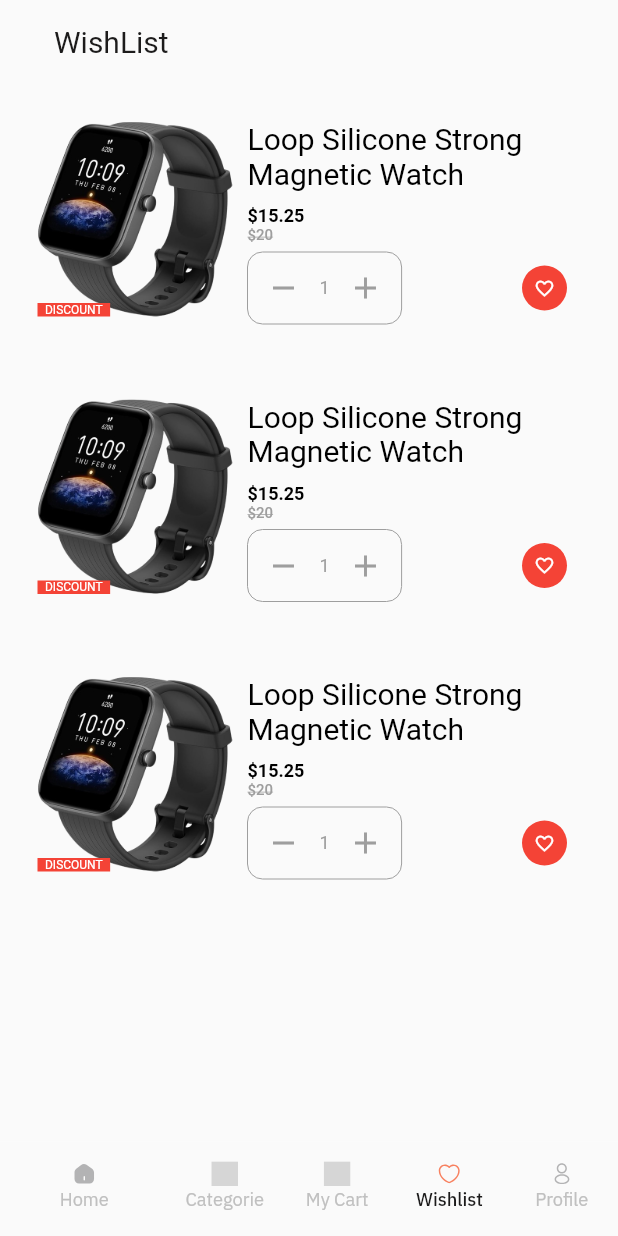
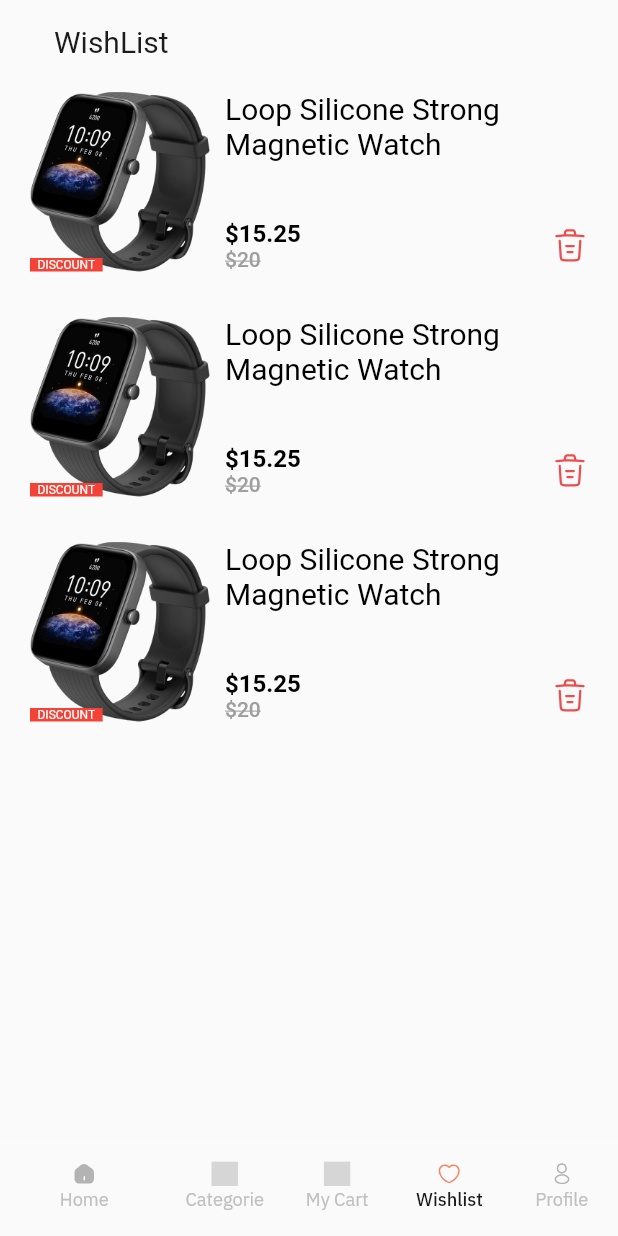
Before and after one commit to Mahmoudmarie0/Moshtra, a Flutter app: the HomeLayout screen opened directly, item 4 of the bottom bar chosen, on a phone screen of 412 x 824 dp. Run offline on Flutter 3.47's test engine with Material 2 defaults, Android fonts, the phone set to English and light mode, and no system bars; our stand-ins replace animate_do, carousel_slider, conditional_builder_null_safety, connectivity_plus, dio, flutter_easyloading and 9 more; accounts and stored records are empty; network calls fail; grey boxes are pictures that could not be loaded.

Commit message:
Some Improvement Added On WishList Screen

```diff
--- a/lib/screens/Wishlist/view.dart
+++ b/lib/screens/Wishlist/view.dart
@@ -1,9 +1,12 @@
 import 'package:flutter/material.dart';
+import 'package:flutter_svg/flutter_svg.dart';
+import 'package:get/get.dart';
 import 'package:lottie/lottie.dart';
 
 import 'package:moshtra/utils/constants/colors.dart';
 
 import '../../utils/constants/assets.dart';
+import '../../utils/constants/components.dart';
 
 class WishlistScreen extends StatelessWidget {
   const WishlistScreen({super.key});
@@ -119,9 +122,9 @@ class _FavoriteScreenState extends State<FavoriteScreen> {
   }
 
   Widget buildFavItem() => Padding(
-    padding: const EdgeInsets.all(25.0),
+    padding: const EdgeInsets.only( left : 20.0 , right: 20.0 , bottom: 25.0 , top: 5.0),
     child: Container(
-      height: 135,
+      height: 120,
       child: Row(
         crossAxisAlignment: CrossAxisAlignment.start,
         children: [
@@ -131,8 +134,8 @@ class _FavoriteScreenState extends State<FavoriteScreen> {
               Image.asset(
                 AssetsPaths.Watch,
                 fit: BoxFit.contain,
-                width: 130,
-                height: 130,
+                width: 120,
+                height: 120,
               ),
               if(1 != 0)
                 Container(
@@ -156,24 +159,27 @@ class _FavoriteScreenState extends State<FavoriteScreen> {
               crossAxisAlignment: CrossAxisAlignment.start,
               children: [
                 Text(
-                  "Loop Silicone Strong Magnetic Watch",
-                  maxLines: 2,
+                  "Loop Silicone Strong Magnetic Watch ",
+                  maxLines: 3,
                   overflow: TextOverflow.ellipsis,
                   style: TextStyle(
                     fontSize: 20,
                     color: Colors.black,
                   ),
                 ),
-                SizedBox(
-                  height: 10,
-                ),
+                // SizedBox(
+                //   height: 10,
+                // ),
+                Spacer(),
+                Row(
+                  children: [
                     Column(
                       crossAxisAlignment: CrossAxisAlignment.start,
                       children: [
                         Text(
                           "\$15.25",
                           style: TextStyle(
-                        fontSize: 12,
+                            fontSize: 16,
                             color: Colors.black,
                             fontWeight: FontWeight.w600,
                           ),
@@ -183,11 +189,10 @@ class _FavoriteScreenState extends State<FavoriteScreen> {
                           Text(
                             "\$20",
                             style: TextStyle(
-                          fontSize: 10,
+                              fontSize: 14,
                               color: Colors.grey,
                               decoration: TextDecoration.lineThrough,
                               fontWeight: FontWeight.w500,
-
                             ),
                           ),
                       ],
@@ -195,69 +200,138 @@ class _FavoriteScreenState extends State<FavoriteScreen> {
                     Spacer(),
                     Row(
                       children: [
-                    Container(
-                      decoration: BoxDecoration(
-                        border: Border.all(
-                          width: 0,
-                          color: Colors.grey
+                        // Container(
+                        //   decoration: BoxDecoration(
+                        //     border: Border.all(
+                        //       width: 0,
+                        //       color: Colors.grey
+                        //     ),
+                        //     borderRadius: BorderRadius.circular(10),
+                        //   ),
+                        //   child: Row(
+                        //     children: [
+                        //       IconButton(
+                        //           onPressed: (){
+                        //
+                        //
+                        //             if(itemCount > 1) {
+                        //               itemCount--;
+                        //             }
+                        //             setState(() {});
+                        //           },
+                        //           icon: Icon(
+                        //
+                        //             Icons.remove,
+                        //             color: Colors.grey,
+                        //           )),
+                        //       Text(
+                        //         "${itemCount.toString()}",
+                        //         style: TextStyle(
+                        //           fontSize: 12,
+                        //           color: Colors.grey,
+                        //         ),
+                        //       ),
+                        //       IconButton(
+                        //           onPressed: (){
+                        //             itemCount++;
+                        //             setState(() {});
+                        //           },
+                        //           icon: Icon(
+                        //             Icons.add,
+                        //             color: Colors.grey,
+                        //           )),
+                        //     ],
+                        //   ),
+                        // ),
+                        GestureDetector(
+                          child: SvgPicture.asset(
+                              AssetsPaths.Trash
                           ),
-                        borderRadius: BorderRadius.circular(10),
+                          onTap: (){
+                            showModalBottomSheet(
+                                shape: RoundedRectangleBorder(
+                                    borderRadius: BorderRadius.only(topRight: Radius.circular(25) , topLeft: Radius.circular(25) )
                                 ),
-                      child: Row(
+                                context: context,
+                                builder: (context){
+                                  return Container(
+                                    padding: EdgeInsets.only(top: 20,),
+                                    alignment: Alignment.center,
+                                    height: 220,
+
+                                    child: Column(
+                                      crossAxisAlignment: CrossAxisAlignment.start,
                                       children: [
-                          IconButton(
-                              onPressed: (){
-
-
-                                if(itemCount > 1) {
-                                  itemCount--;
-                                }
-                                setState(() {});
-                              },
-                              icon: Icon(
-
-                                Icons.remove,
-                                color: Colors.grey,
-                              )),
                                         Text(
-                            "${itemCount.toString()}",
+                                          'Delete product from wishlist',
                                           style: TextStyle(
-                              fontSize: 12,
-                              color: Colors.grey,
+                                            fontWeight: FontWeight.w500,
+                                            fontSize: 20,
                                           ),
                                         ),
-                          IconButton(
-                              onPressed: (){
-                                itemCount++;
-                                setState(() {});
+                                        SizedBox(
+                                          height: 15,
+                                        ),
+                                        Column(
+                                          children: [
+                                            ElevatedButton(
+                                              onPressed: () {
+
                                               },
-                              icon: Icon(
-                                Icons.add,
-                                color: Colors.grey,
-                              )),
+                                              child: Text('Delete a product' ,
+                                                style: TextStyle(
+                                                  fontSize: 18,
+                                                  fontWeight: FontWeight.bold,
+                                                ),
+                                              ),
+                                              style: button,
+                                            ),
+                                            SizedBox(
+                                              height: 20,
+                                            ),
+                                            GestureDetector(
+                                              onTap: (){
+                                                Navigator.of(context).pop();
+                                              },
+                                              child: Text(
+                                                'Cancel',
+                                                style: TextStyle(
+                                                  fontWeight: FontWeight.w500,
+                                                  fontSize: 16,
+                                                ),
+                                              ),
+                                            ),
                                           ],
                                         ),
+                                      ],
                                     ),
-                    Spacer(),
-                    IconButton(
-                        onPressed: (){
+                                  );
+                                }
+                            );
+                          },
+                        )
 
-                          // ShopCubit.get(context).changeFavorites(model.product.id)
-
-                        },
-                        icon: CircleAvatar(
-                          radius: 15.0,
-                          backgroundColor:
-                          //ShopCubit.get(context).favorites[model.id]
-                          true ? Colors.red : Colors.grey,
-                          child: Icon(
-                            Icons.favorite_border,
-                            size: 14.0,
-                            color: Colors.white,
-                          ),
-                        ))
+                        // IconButton(
+                        //     onPressed: (){
+                        //
+                        //       // ShopCubit.get(context).changeFavorites(model.product.id)
+                        //
+                        //     },
+                        //     icon: CircleAvatar(
+                        //       radius: 15.0,
+                        //       backgroundColor:
+                        //       //ShopCubit.get(context).favorites[model.id]
+                        //       true ? Colors.red : Colors.grey,
+                        //       child: Icon(
+                        //         Icons.favorite_border,
+                        //         size: 14.0,
+                        //         color: Colors.white,
+                        //       ),
+                        //     ))
                       ],
                     )
+                  ],
+                ),
               ],
             ),
           )
--- a/lib/utils/constants/assets.dart
+++ b/lib/utils/constants/assets.dart
@@ -36,7 +36,7 @@ class AssetsPaths{
   static String ColorsText= "assets/images/Colors and text.svg";
   static String FavIcon= "assets/images/favIcon.svg";
   static String Logout= "assets/images/logout.json";
-  static String Trush= "assets/images/trash.svg";
+  static String Trash= "assets/images/trash.svg";
 
 
 }
```
Lines whose indentation alone changed are shown as unchanged.
